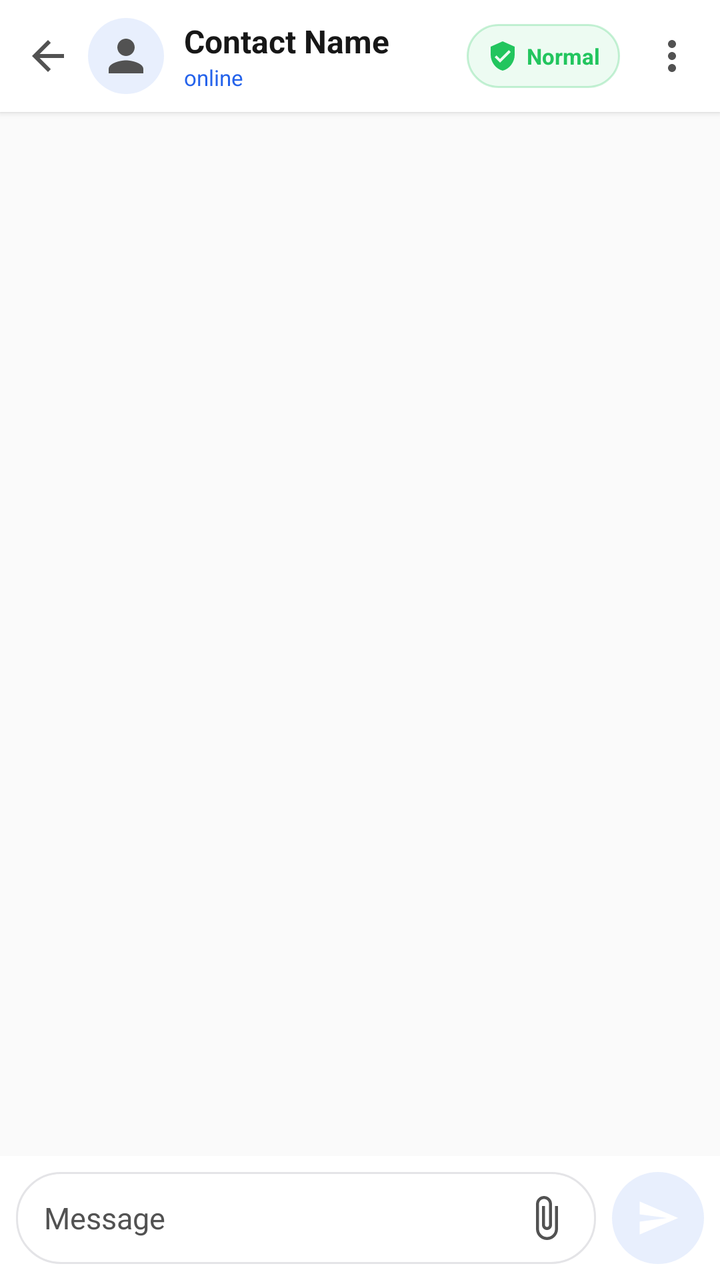
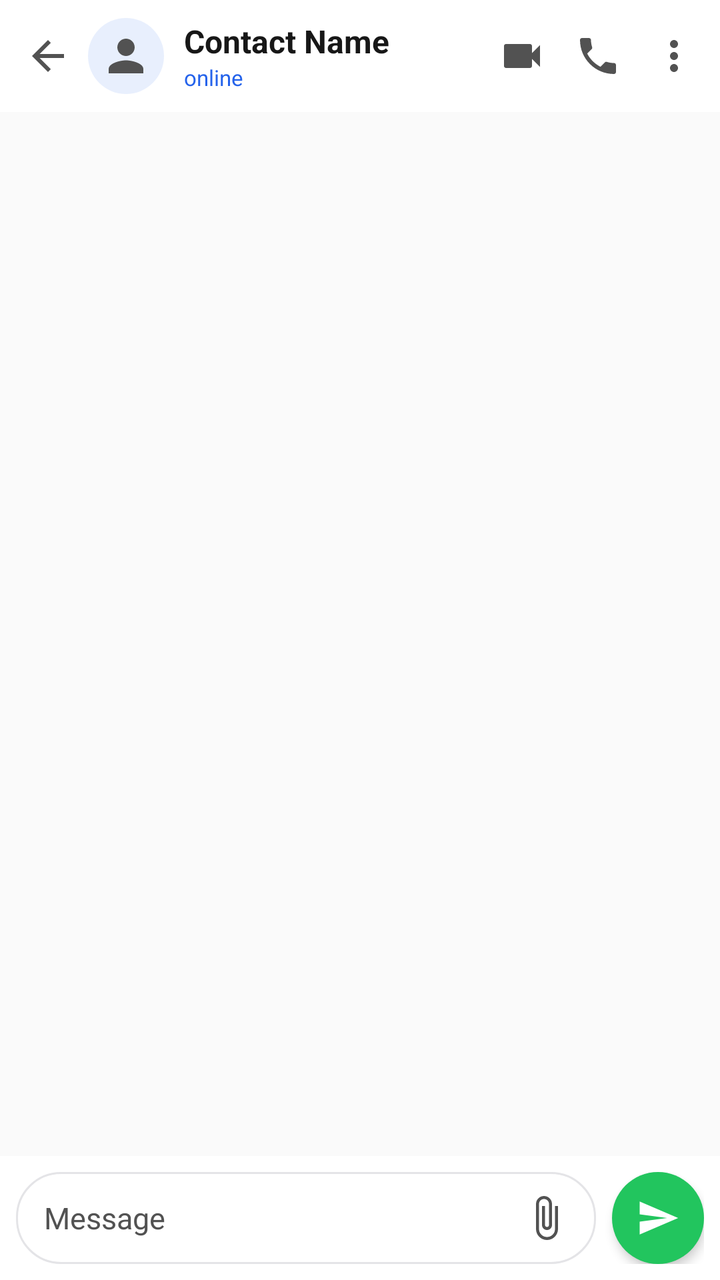

Compare the two renders of this Android layout. The source of the first and the diff that turns it into the second are given below.
<!-- AndroidManifest.xml: activity theme Theme.Zez -->
<!-- res/layout/activity_chat.xml -->
<?xml version="1.0" encoding="utf-8"?>
<LinearLayout
    xmlns:android="http://schemas.android.com/apk/res/android"
    xmlns:app="http://schemas.android.com/apk/res-auto"
    android:layout_width="match_parent"
    android:layout_height="match_parent"
    android:orientation="vertical"
    android:background="@color/theme_background">

    
    <LinearLayout
        android:layout_width="match_parent"
        android:layout_height="56dp"
        android:orientation="horizontal"
        android:gravity="center_vertical"
        android:paddingHorizontal="4dp"
        android:background="@color/theme_surface"
        android:elevation="2dp">

        <ImageButton
            android:id="@+id/btn_chat_back"
            android:layout_width="40dp"
            android:layout_height="40dp"
            android:background="?attr/selectableItemBackgroundBorderless"
            android:src="@drawable/ic_arrow_back"
            app:tint="@color/theme_icon_tint"
            android:contentDescription="Back" />

        <FrameLayout
            android:layout_width="38dp"
            android:layout_height="38dp"
            android:layout_marginEnd="10dp">

            <ImageView
                android:id="@+id/iv_chat_header_avatar"
                android:layout_width="match_parent"
                android:layout_height="match_parent"
                android:scaleType="centerCrop"
                android:src="@drawable/ic_person"
                app:tint="@color/theme_text_secondary"
                android:background="@drawable/bg_circle_glass"
                android:padding="6dp" />

            <TextView
                android:id="@+id/tv_chat_header_initials"
                android:layout_width="match_parent"
                android:layout_height="match_parent"
                android:gravity="center"
                android:textColor="@android:color/white"
                android:textSize="14sp"
                android:textStyle="bold"
                android:visibility="gone" />
        </FrameLayout>

        <LinearLayout
            android:layout_width="0dp"
            android:layout_height="wrap_content"
            android:layout_weight="1"
            android:orientation="vertical">

            <TextView
                android:id="@+id/tv_chat_header_name"
                android:layout_width="wrap_content"
                android:layout_height="wrap_content"
                android:text="Contact Name"
                android:textSize="16sp"
                android:textStyle="bold"
                android:maxLines="1"
                android:ellipsize="end"
                android:textColor="@color/theme_text_primary" />

            <TextView
                android:id="@+id/tv_chat_header_status"
                android:layout_width="wrap_content"
                android:layout_height="wrap_content"
                android:text="online"
                android:textSize="11sp"
                android:maxLines="1"
                android:ellipsize="end"
                android:textColor="@color/primary" />
        </LinearLayout>

        
        <LinearLayout
            android:id="@+id/btn_chat_mode_toggle"
            android:layout_width="wrap_content"
            android:layout_height="32dp"
            android:layout_marginEnd="6dp"
            android:orientation="horizontal"
            android:gravity="center_vertical"
            android:background="@drawable/bg_mode_toggle_normal"
            android:paddingHorizontal="10dp"
            android:clickable="true"
            android:focusable="true">

            <ImageView
                android:id="@+id/iv_mode_icon"
                android:layout_width="16dp"
                android:layout_height="16dp"
                android:src="@drawable/ic_shield_check"
                app:tint="#22C55E" />

            <TextView
                android:id="@+id/tv_mode_label"
                android:layout_width="wrap_content"
                android:layout_height="wrap_content"
                android:layout_marginStart="4dp"
                android:text="Normal"
                android:textSize="11sp"
                android:textStyle="bold"
                android:textColor="#22C55E" />
        </LinearLayout>

        <ImageButton
            android:id="@+id/btn_chat_more"
            android:layout_width="40dp"
            android:layout_height="40dp"
            android:background="?attr/selectableItemBackgroundBorderless"
            android:src="@drawable/ic_more_vert"
            app:tint="@color/theme_icon_tint"
            android:contentDescription="Options" />
    </LinearLayout>

    
    <LinearLayout
        android:id="@+id/layout_secret_mode_banner"
        android:layout_width="match_parent"
        android:layout_height="wrap_content"
        android:orientation="horizontal"
        android:gravity="center_vertical"
        android:paddingHorizontal="12dp"
        android:paddingVertical="6dp"
        android:background="#20A855F7"
        android:visibility="gone">

        <ImageView
            android:layout_width="16dp"
            android:layout_height="16dp"
            android:src="@drawable/ic_incognito"
            app:tint="#A855F7" />

        <TextView
            android:layout_width="0dp"
            android:layout_height="wrap_content"
            android:layout_weight="1"
            android:layout_marginStart="8dp"
            android:text="Secret Mode Active • Messages disappear when leaving chat"
            android:textSize="11sp"
            android:textColor="#D8B4FE" />

        <TextView
            android:id="@+id/btn_exit_secret_mode"
            android:layout_width="wrap_content"
            android:layout_height="wrap_content"
            android:text="Turn Off"
            android:textSize="11sp"
            android:textStyle="bold"
            android:textColor="#C084FC"
            android:paddingHorizontal="6dp"
            android:paddingVertical="2dp" />
    </LinearLayout>

    
    <androidx.recyclerview.widget.RecyclerView
        android:id="@+id/recycler_chat_messages"
        android:layout_width="match_parent"
        android:layout_height="0dp"
        android:layout_weight="1"
        android:clipToPadding="false"
        android:paddingVertical="8dp" />

    
    <LinearLayout
        android:layout_width="match_parent"
        android:layout_height="wrap_content"
        android:orientation="horizontal"
        android:gravity="center_vertical"
        android:padding="8dp"
        android:background="@color/theme_surface">

        <LinearLayout
            android:layout_width="0dp"
            android:layout_height="wrap_content"
            android:layout_weight="1"
            android:orientation="horizontal"
            android:gravity="center_vertical"
            android:background="@drawable/bg_search_input"
            android:paddingStart="14dp"
            android:paddingEnd="6dp"
            android:paddingVertical="4dp"
            android:layout_marginEnd="8dp">

            <EditText
                android:id="@+id/et_chat_message_input"
                android:layout_width="0dp"
                android:layout_height="wrap_content"
                android:layout_weight="1"
                android:background="@null"
                android:hint="Message"
                android:textColorHint="@color/theme_text_secondary"
                android:textColor="@color/theme_text_primary"
                android:textSize="15sp"
                android:maxLines="5"
                android:inputType="textMultiLine|textCapSentences" />

            <ImageButton
                android:id="@+id/btn_chat_attach"
                android:layout_width="38dp"
                android:layout_height="38dp"
                android:background="?attr/selectableItemBackgroundBorderless"
                android:src="@drawable/ic_attach_file"
                app:tint="@color/theme_icon_tint"
                android:contentDescription="Attach file" />
        </LinearLayout>

        
        <FrameLayout
            android:id="@+id/btn_chat_send_container"
            android:layout_width="46dp"
            android:layout_height="46dp"
            android:background="@drawable/bg_circle_glass"
            android:backgroundTint="@color/primary">

            <ImageView
                android:id="@+id/btn_chat_send"
                android:layout_width="22dp"
                android:layout_height="22dp"
                android:layout_gravity="center"
                android:src="@drawable/ic_send"
                app:tint="@android:color/white"
                android:contentDescription="Send" />

            <ProgressBar
                android:id="@+id/pb_chat_sending"
                android:layout_width="22dp"
                android:layout_height="22dp"
                android:layout_gravity="center"
                android:visibility="gone" />
        </FrameLayout>

    </LinearLayout>

</LinearLayout>
<!-- resources referenced by this layout -->
<resources>
  <color name="primary">#2563EB</color>
  <color name="accent">#3B82F6</color>
  <!-- unchanged entries left out for length: 18 -->
</resources>

<!-- the commit's change to res/layout/activity_chat.xml (unified diff, before → after) -->
@@ -2,124 +2,227 @@
 <LinearLayout
     xmlns:android="http://schemas.android.com/apk/res/android"
     xmlns:app="http://schemas.android.com/apk/res-auto"
+    android:id="@+id/layout_chat_root"
     android:layout_width="match_parent"
     android:layout_height="match_parent"
     android:orientation="vertical"
-    android:background="@color/theme_background">
+    android:background="@drawable/bg_chat_theme_default">
 
     
-    <LinearLayout
+    <FrameLayout
         android:layout_width="match_parent"
         android:layout_height="56dp"
-        android:orientation="horizontal"
-        android:gravity="center_vertical"
-        android:paddingHorizontal="4dp"
-        android:background="@color/theme_surface"
         android:elevation="2dp">
 
-        <ImageButton
-            android:id="@+id/btn_chat_back"
-            android:layout_width="40dp"
-            android:layout_height="40dp"
-            android:background="?attr/selectableItemBackgroundBorderless"
-            android:src="@drawable/ic_arrow_back"
-            app:tint="@color/theme_icon_tint"
-            android:contentDescription="Back" />
-
-        <FrameLayout
-            android:layout_width="38dp"
-            android:layout_height="38dp"
-            android:layout_marginEnd="10dp">
-
-            <ImageView
-                android:id="@+id/iv_chat_header_avatar"
-                android:layout_width="match_parent"
-                android:layout_height="match_parent"
-                android:scaleType="centerCrop"
-                android:src="@drawable/ic_person"
-                app:tint="@color/theme_text_secondary"
-                android:background="@drawable/bg_circle_glass"
-                android:padding="6dp" />
-
-            <TextView
-                android:id="@+id/tv_chat_header_initials"
-                android:layout_width="match_parent"
-                android:layout_height="match_parent"
-                android:gravity="center"
-                android:textColor="@android:color/white"
-                android:textSize="14sp"
-                android:textStyle="bold"
-                android:visibility="gone" />
-        </FrameLayout>
-
         <LinearLayout
-            android:layout_width="0dp"
-            android:layout_height="wrap_content"
-            android:layout_weight="1"
-            android:orientation="vertical">
-
-            <TextView
-                android:id="@+id/tv_chat_header_name"
+            android:id="@+id/layout_chat_normal_header"
+            android:layout_width="match_parent"
+            android:layout_height="match_parent"
+            android:orientation="horizontal"
+            android:gravity="center_vertical"
+            android:paddingHorizontal="4dp"
+            android:background="@color/theme_surface">
+
+            <ImageButton
+                android:id="@+id/btn_chat_back"
+                android:layout_width="40dp"
+                android:layout_height="40dp"
+                android:background="?attr/selectableItemBackgroundBorderless"
+                android:src="@drawable/ic_arrow_back"
+                app:tint="@color/theme_icon_tint"
+                android:contentDescription="Back" />
+
+            <FrameLayout
+                android:layout_width="38dp"
+                android:layout_height="38dp"
+                android:layout_marginEnd="10dp">
+
+                <ImageView
+                    android:id="@+id/iv_chat_header_avatar"
+                    android:layout_width="match_parent"
+                    android:layout_height="match_parent"
+                    android:scaleType="centerCrop"
+                    android:src="@drawable/ic_person"
+                    app:tint="@color/theme_text_secondary"
+                    android:background="@drawable/bg_circle_glass"
+                    android:padding="6dp" />
+
+                <TextView
+                    android:id="@+id/tv_chat_header_initials"
+                    android:layout_width="match_parent"
+                    android:layout_height="match_parent"
+                    android:gravity="center"
+                    android:textColor="@android:color/white"
+                    android:textSize="14sp"
+                    android:textStyle="bold"
+                    android:visibility="gone" />
+            </FrameLayout>
+
+            <LinearLayout
+                android:layout_width="0dp"
+                android:layout_height="wrap_content"
+                android:layout_weight="1"
+                android:orientation="vertical">
+
+                <TextView
+                    android:id="@+id/tv_chat_header_name"
+                    android:layout_width="wrap_content"
+                    android:layout_height="wrap_content"
+                    android:text="Contact Name"
+                    android:textSize="16sp"
+                    android:textStyle="bold"
+                    android:maxLines="1"
+                    android:ellipsize="end"
+                    android:textColor="@color/theme_text_primary" />
+
+                <TextView
+                    android:id="@+id/tv_chat_header_status"
+                    android:layout_width="wrap_content"
+                    android:layout_height="wrap_content"
+                    android:text="online"
+                    android:textSize="11sp"
+                    android:maxLines="1"
+                    android:ellipsize="end"
+                    android:textColor="@color/primary" />
+            </LinearLayout>
+
+            
+            <LinearLayout
+                android:id="@+id/btn_chat_mode_toggle"
                 android:layout_width="wrap_content"
-                android:layout_height="wrap_content"
-                android:text="Contact Name"
-                android:textSize="16sp"
-                android:textStyle="bold"
-                android:maxLines="1"
-                android:ellipsize="end"
-                android:textColor="@color/theme_text_primary" />
-
-            <TextView
-                android:id="@+id/tv_chat_header_status"
-                android:layout_width="wrap_content"
-                android:layout_height="wrap_content"
-                android:text="online"
-                android:textSize="11sp"
-                android:maxLines="1"
-                android:ellipsize="end"
-                android:textColor="@color/primary" />
+                android:layout_height="32dp"
+                android:layout_marginEnd="6dp"
+                android:orientation="horizontal"
+                android:gravity="center_vertical"
+                android:background="@drawable/bg_mode_toggle_normal"
+                android:paddingHorizontal="10dp"
+                android:clickable="true"
+                android:focusable="true"
+                android:visibility="gone">
+
+                <ImageView
+                    android:id="@+id/iv_mode_icon"
+                    android:layout_width="16dp"
+                    android:layout_height="16dp"
+                    android:src="@drawable/ic_shield_check"
+                    app:tint="#22C55E" />
+
+                <TextView
+                    android:id="@+id/tv_mode_label"
+                    android:layout_width="wrap_content"
+                    android:layout_height="wrap_content"
+                    android:layout_marginStart="4dp"
+                    android:text="Normal"
+                    android:textSize="11sp"
+                    android:textStyle="bold"
+                    android:textColor="#22C55E" />
+            </LinearLayout>
+
+            <ImageButton
+                android:id="@+id/btn_chat_videocall"
+                android:layout_width="38dp"
+                android:layout_height="38dp"
+                android:background="?attr/selectableItemBackgroundBorderless"
+                android:src="@drawable/ic_videocall"
+                app:tint="@color/theme_icon_tint"
+                android:contentDescription="Video Call" />
+
+            <ImageButton
+                android:id="@+id/btn_chat_audiocall"
+                android:layout_width="38dp"
+                android:layout_height="38dp"
+                android:background="?attr/selectableItemBackgroundBorderless"
+                android:src="@drawable/ic_call"
+                app:tint="@color/theme_icon_tint"
+                android:contentDescription="Audio Call" />
+
+            <ImageButton
+                android:id="@+id/btn_chat_more"
+                android:layout_width="38dp"
+                android:layout_height="38dp"
+                android:background="?attr/selectableItemBackgroundBorderless"
+                android:src="@drawable/ic_more_vert"
+                app:tint="@color/theme_icon_tint"
+                android:contentDescription="Options" />
         </LinearLayout>
 
         
         <LinearLayout
-            android:id="@+id/btn_chat_mode_toggle"
-            android:layout_width="wrap_content"
-            android:layout_height="32dp"
-            android:layout_marginEnd="6dp"
+            android:id="@+id/layout_chat_selection_bar"
+            android:layout_width="match_parent"
+            android:layout_height="match_parent"
             android:orientation="horizontal"
             android:gravity="center_vertical"
-            android:background="@drawable/bg_mode_toggle_normal"
-            android:paddingHorizontal="10dp"
-            android:clickable="true"
-            android:focusable="true">
-
-            <ImageView
-                android:id="@+id/iv_mode_icon"
-                android:layout_width="16dp"
-                android:layout_height="16dp"
-                android:src="@drawable/ic_shield_check"
-                app:tint="#22C55E" />
+            android:paddingHorizontal="4dp"
+            android:background="@color/theme_surface"
+            android:visibility="gone">
+
+            <ImageButton
+                android:id="@+id/btn_selection_close"
+                android:layout_width="40dp"
+                android:layout_height="40dp"
+                android:background="?attr/selectableItemBackgroundBorderless"
+                android:src="@drawable/ic_arrow_back"
+                app:tint="@color/theme_icon_tint"
+                android:contentDescription="Close Selection" />
 
             <TextView
-                android:id="@+id/tv_mode_label"
-                android:layout_width="wrap_content"
+                android:id="@+id/tv_selection_count"
+                android:layout_width="0dp"
                 android:layout_height="wrap_content"
-                android:layout_marginStart="4dp"
-                android:text="Normal"
-                android:textSize="11sp"
+                android:layout_weight="1"
+                android:layout_marginStart="8dp"
+                android:text="1"
+                android:textSize="18sp"
                 android:textStyle="bold"
-                android:textColor="#22C55E" />
+                android:textColor="@color/theme_text_primary" />
+
+            <ImageButton
+                android:id="@+id/btn_selection_reply"
+                android:layout_width="38dp"
+                android:layout_height="38dp"
+                android:background="?attr/selectableItemBackgroundBorderless"
+                android:src="@drawable/ic_reply"
+                app:tint="@color/theme_icon_tint"
+                android:contentDescription="Reply" />
+
+            <ImageButton
+                android:id="@+id/btn_selection_star"
+                android:layout_width="38dp"
+                android:layout_height="38dp"
+                android:background="?attr/selectableItemBackgroundBorderless"
+                android:src="@drawable/ic_star_filled"
+                app:tint="@color/theme_icon_tint"
+                android:contentDescription="Star" />
+
+            <ImageButton
+                android:id="@+id/btn_selection_delete"
+                android:layout_width="38dp"
+                android:layout_height="38dp"
+                android:background="?attr/selectableItemBackgroundBorderless"
+                android:src="@drawable/ic_delete"
+                app:tint="@color/theme_icon_tint"
+                android:contentDescription="Delete" />
+
+            <ImageButton
+                android:id="@+id/btn_selection_forward"
+                android:layout_width="38dp"
+                android:layout_height="38dp"
+                android:background="?attr/selectableItemBackgroundBorderless"
+                android:src="@drawable/ic_forward"
+                app:tint="@color/theme_icon_tint"
+                android:contentDescription="Forward" />
+
+            <ImageButton
+                android:id="@+id/btn_selection_more"
+                android:layout_width="38dp"
+                android:layout_height="38dp"
+                android:background="?attr/selectableItemBackgroundBorderless"
+                android:src="@drawable/ic_more_vert"
+                app:tint="@color/theme_icon_tint"
+                android:contentDescription="More Options" />
         </LinearLayout>
-
-        <ImageButton
-            android:id="@+id/btn_chat_more"
-            android:layout_width="40dp"
-            android:layout_height="40dp"
-            android:background="?attr/selectableItemBackgroundBorderless"
-            android:src="@drawable/ic_more_vert"
-            app:tint="@color/theme_icon_tint"
-            android:contentDescription="Options" />
-    </LinearLayout>
+    </FrameLayout>
 
     
     <LinearLayout
@@ -168,6 +271,63 @@
         android:layout_weight="1"
         android:clipToPadding="false"
         android:paddingVertical="8dp" />
+
+    
+    <LinearLayout
+        android:id="@+id/layout_reply_preview"
+        android:layout_width="match_parent"
+        android:layout_height="wrap_content"
+        android:orientation="horizontal"
+        android:background="@drawable/bg_reply_preview"
+        android:paddingStart="12dp"
+        android:paddingEnd="8dp"
+        android:paddingVertical="8dp"
+        android:layout_marginHorizontal="8dp"
+        android:layout_marginBottom="4dp"
+        android:gravity="center_vertical"
+        android:visibility="gone">
+
+        <View
+            android:layout_width="4dp"
+            android:layout_height="match_parent"
+            android:background="#22C55E"
+            android:layout_marginEnd="8dp" />
+
+        <LinearLayout
+            android:layout_width="0dp"
+            android:layout_height="wrap_content"
+            android:layout_weight="1"
+            android:orientation="vertical">
+
+            <TextView
+                android:id="@+id/tv_reply_preview_sender"
+                android:layout_width="wrap_content"
+                android:layout_height="wrap_content"
+                android:text="Reply to"
+                android:textSize="12sp"
+                android:textStyle="bold"
+                android:textColor="#22C55E" />
+
+            <TextView
+                android:id="@+id/tv_reply_preview_text"
+                android:layout_width="wrap_content"
+                android:layout_height="wrap_content"
+                android:text="Quoted message snippet"
+                android:textSize="13sp"
+                android:textColor="@color/theme_text_secondary"
+                android:maxLines="2"
+                android:ellipsize="end" />
+        </LinearLayout>
+
+        <ImageButton
+            android:id="@+id/btn_cancel_reply"
+            android:layout_width="32dp"
+            android:layout_height="32dp"
+            android:background="?attr/selectableItemBackgroundBorderless"
+            android:src="@drawable/ic_close"
+            app:tint="@color/theme_icon_tint"
+            android:contentDescription="Cancel reply" />
+    </LinearLayout>
 
     
     <LinearLayout
@@ -218,8 +378,10 @@
             android:id="@+id/btn_chat_send_container"
             android:layout_width="46dp"
             android:layout_height="46dp"
-            android:background="@drawable/bg_circle_glass"
-            android:backgroundTint="@color/primary">
+            android:background="@drawable/bg_chat_send_button"
+            android:elevation="3dp"
+            android:clickable="true"
+            android:focusable="true">
 
             <ImageView
                 android:id="@+id/btn_chat_send"
@@ -235,6 +397,7 @@
                 android:layout_width="22dp"
                 android:layout_height="22dp"
                 android:layout_gravity="center"
+                android:indeterminateTint="@android:color/white"
                 android:visibility="gone" />
         </FrameLayout>
 
<!-- resource entries referenced after the edit -->
@@ -1,6 +1,100 @@
 <!-- resources referenced by this layout -->
 <resources>
   <color name="primary">#2563EB</color>
+  <!-- drawable bg_chat_send_button (drawable) -->
+  <?xml version="1.0" encoding="utf-8"?>
+  <ripple xmlns:android="http://schemas.android.com/apk/res/android"
+      android:color="#40FFFFFF">
+      <item>
+          <shape android:shape="oval">
+              <solid android:color="#22C55E" />
+              <size android:width="48dp" android:height="48dp" />
+          </shape>
+      </item>
+  </ripple>
+  <!-- drawable bg_chat_theme_default (drawable) -->
+  <?xml version="1.0" encoding="utf-8"?>
+  <shape xmlns:android="http://schemas.android.com/apk/res/android">
+      <solid android:color="@color/theme_background" />
+  </shape>
+  <!-- drawable bg_reply_preview (drawable) -->
+  <?xml version="1.0" encoding="utf-8"?>
+  <shape xmlns:android="http://schemas.android.com/apk/res/android"
+      android:shape="rectangle">
+      <solid android:color="@color/theme_surface" />
+      <corners android:radius="8dp" />
+      <stroke android:width="1dp" android:color="@color/theme_card_border" />
+  </shape>
+  <!-- drawable ic_call (drawable) -->
+  <vector xmlns:android="http://schemas.android.com/apk/res/android"
+      android:width="24dp"
+      android:height="24dp"
+      android:viewportWidth="24"
+      android:viewportHeight="24">
+      <path
+          android:fillColor="#FFFFFFFF"
+          android:pathData="M6.62,10.79c1.44,2.83 3.76,5.14 6.59,6.59l2.2,-2.2c0.27,-0.27 0.67,-0.36 1.02,-0.24 1.12,0.37 2.33,0.57 3.57,0.57 0.55,0 1,0.45 1,1L21,20c0,0.55 -0.45,1 -1,1 -9.39,0 -17,-7.61 -17,-17 0,-0.55 0.45,-1 1,-1h3.5c0.55,0 1,0.45 1,1 0,1.25 0.2,2.45 0.57,3.57 0.11,0.35 0.03,0.74 -0.25,1.02l-2.2,2.2z"/>
+  </vector>
+  <!-- drawable ic_close (drawable) -->
+  <vector xmlns:android="http://schemas.android.com/apk/res/android"
+      android:width="24dp"
+      android:height="24dp"
+      android:viewportWidth="24"
+      android:viewportHeight="24">
+    <path
+        android:fillColor="@android:color/white"
+        android:pathData="M19,6.41L17.59,5 12,10.59 6.41,5 5,6.41 10.59,12 5,17.59 6.41,19 12,13.41 17.59,19 19,17.59 13.41,12z"/>
+  </vector>
+  <!-- drawable ic_delete (drawable) -->
+  <vector xmlns:android="http://schemas.android.com/apk/res/android"
+      android:width="24dp"
+      android:height="24dp"
+      android:viewportWidth="24"
+      android:viewportHeight="24">
+    <path
+        android:fillColor="#FFFFFFFF"
+        android:pathData="M6,19c0,1.1 0.9,2 2,2h8c1.1,0 2,-0.9 2,-2V7H6v12zM19,4h-3.5l-1,-1h-5l-1,1H5v2h14V4z"/>
+  </vector>
+  <!-- drawable ic_forward (drawable) -->
+  <vector xmlns:android="http://schemas.android.com/apk/res/android"
+      android:width="24dp"
+      android:height="24dp"
+      android:viewportWidth="24"
+      android:viewportHeight="24">
+      <path
+          android:fillColor="#FFFFFFFF"
+          android:pathData="M12,8V4l8,8 -8,8v-4H4V8z"/>
+  </vector>
+  <!-- drawable ic_reply (drawable) -->
+  <vector xmlns:android="http://schemas.android.com/apk/res/android"
+      android:width="24dp"
+      android:height="24dp"
+      android:viewportWidth="24"
+      android:viewportHeight="24">
+    <path
+        android:fillColor="#FFFFFFFF"
+        android:pathData="M10,9V5l-7,7 7,7v-4.1c5,0 8.5,1.6 11,5.1 -1,-5 -4,-10 -11,-11z"/>
+  </vector>
+  <!-- drawable ic_star_filled (drawable) -->
+  <vector xmlns:android="http://schemas.android.com/apk/res/android"
+      android:width="24dp"
+      android:height="24dp"
+      android:viewportWidth="24"
+      android:viewportHeight="24">
+      <path
+          android:fillColor="#F59E0B"
+          android:pathData="M12,17.27L18.18,21l-1.64,-7.03L22,9.24l-7.19,-0.61L12,2 9.19,8.63 2,9.24l5.46,4.73L5.82,21z"/>
+  </vector>
+  <!-- drawable ic_videocall (drawable) -->
+  <vector xmlns:android="http://schemas.android.com/apk/res/android"
+      android:width="24dp"
+      android:height="24dp"
+      android:viewportWidth="24"
+      android:viewportHeight="24">
+      <path
+          android:fillColor="#FFFFFFFF"
+          android:pathData="M17,10.5V7c0,-0.55 -0.45,-1 -1,-1H4c-0.55,0 -1,0.45 -1,1v10c0,0.55 0.45,1 1,1h12c0.55,0 1,-0.45 1,-1v-3.5l4,4v-11l-4,4z"/>
+  </vector>
   <color name="accent">#3B82F6</color>
   <!-- unchanged entries left out for length: 18 -->
 </resources>
